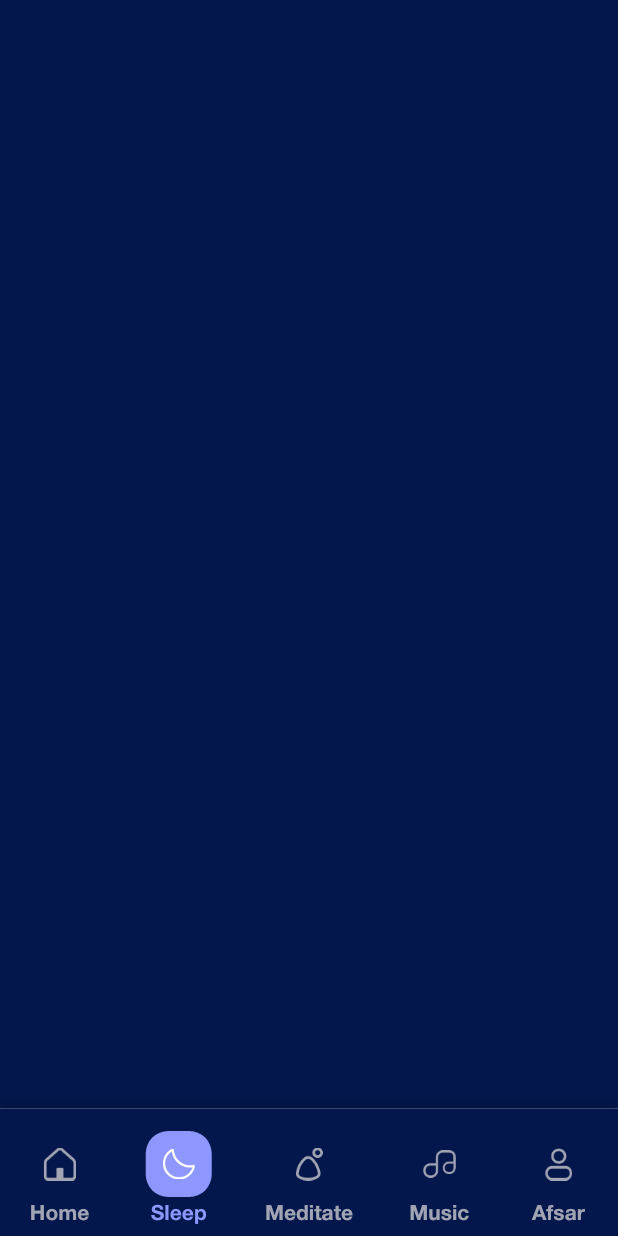
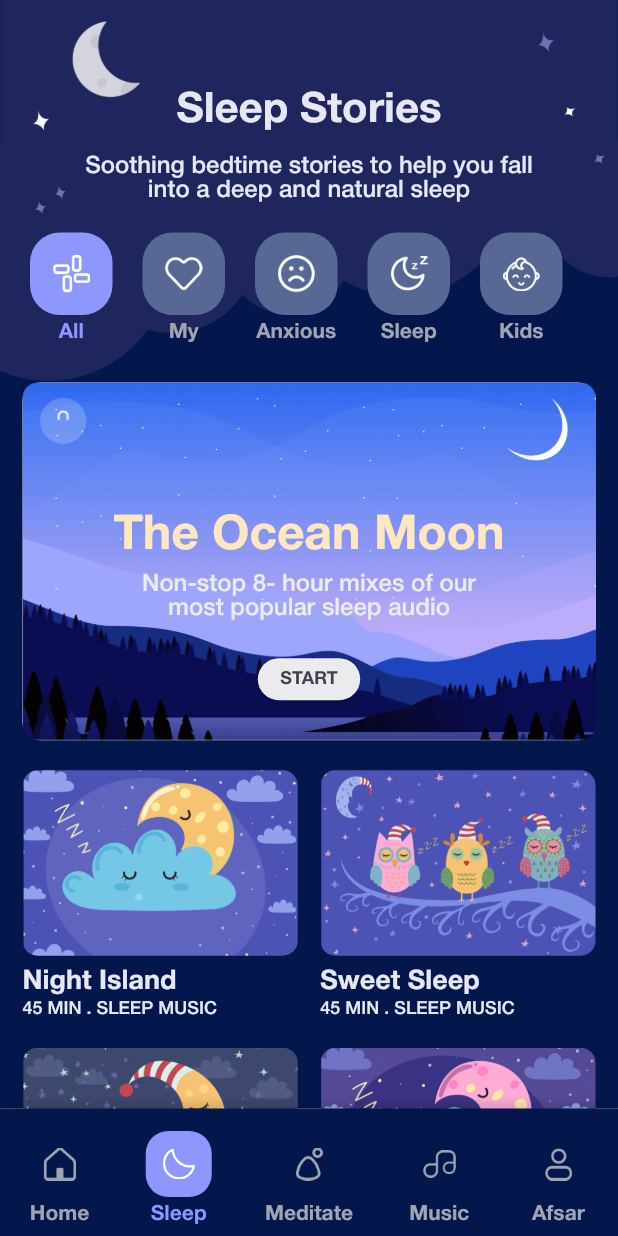
Before and after one commit to codeforany/beautiful_meditation_flutter, a Flutter app: the MainTabViewScreen screen opened directly, item 2 of the bottom bar chosen, on a phone screen of 412 x 824 dp. Run offline on Flutter 3.47's test engine with Material 3 defaults, Android fonts, the phone set to English and light mode, and no system bars.

Commit message:
sleep story ui tab

```diff
--- a/lib/screen/main_tabview/main_tabview_screen.dart
+++ b/lib/screen/main_tabview/main_tabview_screen.dart
@@ -4,6 +4,7 @@ import 'package:meditation/common_widget/tab_button.dart';
 import 'package:meditation/screen/home/home_screen.dart';
 import 'package:meditation/screen/meditate/meditate_screen.dart';
 import 'package:meditation/screen/music/music_screen.dart';
+import 'package:meditation/screen/sleep/sleep_screen.dart';
 
 class MainTabViewScreen extends StatefulWidget {
   const MainTabViewScreen({super.key});
@@ -37,7 +38,7 @@ class _MainTabViewScreenState extends State<MainTabViewScreen> with SingleTicker
         controller: controller,
         children: [
         const HomeScreen(),
-        Container(color:  TColor.sleep,),
+        const SleepScreen(),
         const MeditateScreen(),
         const MusicScreen(),
         Container( color: Colors.red, )
--- a/lib/screen/meditate/meditate_screen.dart
+++ b/lib/screen/meditate/meditate_screen.dart
@@ -83,6 +83,7 @@ class _MeditateScreenState extends State<MeditateScreen> {
                     return InkWell(
                       onTap: () {
                         selectIndex = index;
+                         setState(() {});
                       },
                       child: Column(children: [
                         Container(
--- /dev/null
+++ b/lib/screen/sleep/sleep_screen.dart
@@ -0,0 +1,303 @@
+import 'package:flutter/material.dart';
+import 'package:meditation/common/color_extension.dart';
+
+class SleepScreen extends StatefulWidget {
+  const SleepScreen({super.key});
+
+  @override
+  State<SleepScreen> createState() => _SleepScreenState();
+}
+
+class _SleepScreenState extends State<SleepScreen> {
+  int selectIndex = 0;
+  List catArr = [
+    {"icon": "assets/img/all.png", "title": "All"},
+    {"icon": "assets/img/fav_m.png", "title": "My"},
+    {"icon": "assets/img/anxious.png", "title": "Anxious"},
+    {"icon": "assets/img/sleep_btn.png", "title": "Sleep"},
+    {"icon": "assets/img/kids.png", "title": "Kids"},
+  ];
+
+  List listArr = [
+    {
+      "image": "assets/img/mu1.png",
+      "title": "Night Island",
+      "subtitle": "45 MIN . SLEEP MUSIC"
+    },
+    {
+      "image": "assets/img/mu2.png",
+      "title": "Sweet Sleep",
+      "subtitle": "45 MIN . SLEEP MUSIC"
+    },
+    {
+      "image": "assets/img/mu3.png",
+      "title": "Good Night",
+      "subtitle": "45 MIN . SLEEP MUSIC"
+    },
+    {
+      "image": "assets/img/mu4.png",
+      "title": "Moon Clouds",
+      "subtitle": "45 MIN . SLEEP MUSIC"
+    },
+    {
+      "image": "assets/img/mu2.png",
+      "title": "Night Island",
+      "subtitle": "45 MIN . SLEEP MUSIC"
+    },
+    {
+      "image": "assets/img/mu1.png",
+      "title": "Sweet Sleep",
+      "subtitle": "45 MIN . SLEEP MUSIC"
+    },
+    {
+      "image": "assets/img/mu4.png",
+      "title": "Good Night",
+      "subtitle": "45 MIN . SLEEP MUSIC"
+    },
+    {
+      "image": "assets/img/mu3.png",
+      "title": "Moon Clouds",
+      "subtitle": "45 MIN . SLEEP MUSIC"
+    },
+  ];
+
+  @override
+  Widget build(BuildContext context) {
+    return Scaffold(
+      backgroundColor: TColor.sleep,
+      body: SingleChildScrollView(
+        child: Column(
+          children: [
+            Stack(
+              alignment: Alignment.topCenter,
+              children: [
+                Image.asset(
+                  "assets/img/top_sleep.png",
+                  width: double.maxFinite,
+                  fit: BoxFit.fitWidth,
+                ),
+                Column(
+                  children: [
+                    const SizedBox(
+                      height: 60,
+                    ),
+                    Row(
+                      mainAxisAlignment: MainAxisAlignment.center,
+                      children: [
+                        Text(
+                          "Sleep Stories",
+                          maxLines: 1,
+                          style: TextStyle(
+                              color: TColor.sleepText,
+                              fontSize: 28,
+                              fontWeight: FontWeight.w700),
+                        ),
+                      ],
+                    ),
+                    const SizedBox(
+                      height: 15,
+                    ),
+                    Padding(
+                      padding: const EdgeInsets.symmetric(horizontal: 20),
+                      child: Text(
+                        "Soothing bedtime stories to help you fall\ninto a deep and natural sleep",
+                        textAlign: TextAlign.center,
+                        style: TextStyle(
+                          color: TColor.sleepText,
+                          fontSize: 16,
+                        ),
+                      ),
+                    ),
+                    SizedBox(
+                      height: 120,
+                      child: ListView.separated(
+                          padding: const EdgeInsets.symmetric(
+                              vertical: 20, horizontal: 20),
+                          scrollDirection: Axis.horizontal,
+                          itemBuilder: (context, index) {
+                            var cObj = catArr[index];
+                            return GestureDetector(
+                              onTap: () {
+                                selectIndex = index;
+                                setState(() {
+
+                                });
+                              },
+                              child: Column(children: [
+                                Container(
+                                  width: 55,
+                                  height: 55,
+                                  decoration: BoxDecoration(
+                                      color: selectIndex == index
+                                          ? TColor.primary
+                                          : const Color(0xff586894),
+                                      borderRadius: BorderRadius.circular(20)),
+                                  alignment: Alignment.center,
+                                  child: Image.asset(
+                                    cObj["icon"],
+                                    width: 25,
+                                    height: 25,
+                                    color: Colors.white,
+                                  ),
+                                ),
+                                const SizedBox(
+                                  height: 4,
+                                ),
+                                Text(
+                                  cObj["title"],
+                                  style: TextStyle(
+                                    color: selectIndex == index
+                                        ? TColor.primary
+                                        : TColor.secondaryText,
+                                    fontSize: 14,
+                                    fontWeight: FontWeight.w600,
+                                  ),
+                                )
+                              ]),
+                            );
+                          },
+                          separatorBuilder: (context, index) => const SizedBox(
+                                width: 20,
+                              ),
+                          itemCount: catArr.length),
+                    ),
+                    Container(
+                      margin: const EdgeInsets.symmetric(horizontal: 15),
+                      width: double.maxFinite,
+                      decoration: BoxDecoration(
+                        color: const Color(0xffF1DDCF),
+                        borderRadius: BorderRadius.circular(12),
+                      ),
+                      child: Stack(
+                        alignment: Alignment.center,
+                        children: [
+                          Image.asset(
+                            "assets/img/sleep_box.png",
+                            width: double.maxFinite,
+                            fit: BoxFit.fitWidth,
+                          ),
+                          Padding(
+                            padding: const EdgeInsets.symmetric(
+                                horizontal: 15, vertical: 15),
+                            child: Row(
+                              children: [
+                                Expanded(
+                                  child: Column(
+                                    mainAxisAlignment: MainAxisAlignment.center,
+                                    crossAxisAlignment:
+                                        CrossAxisAlignment.center,
+                                    children: [
+
+                                     const SizedBox(height: 60,),
+                                      const Text(
+                                        "The Ocean Moon",
+                                        style: TextStyle(
+                                          color: Color(0xffFFE7BF),
+                                          fontSize: 32,
+                                          fontWeight: FontWeight.w700,
+                                        ),
+                                      ),
+                                      const SizedBox(
+                                        height: 8,
+                                      ),
+                                      Text(
+                                        "Non-stop 8- hour mixes of our\nmost popular sleep audio",
+                                        textAlign: TextAlign.center,
+                                        style: TextStyle(
+                                          color: TColor.tertiary,
+                                          fontSize: 16,
+                                        ),
+                                      ),
+                                      const SizedBox(
+                                        height: 25,
+                                      ),
+
+                                       InkWell(
+                                        onTap: () {},
+                                        child: Container(
+                                          decoration: BoxDecoration(
+                                              color: TColor.tertiary,
+                                              borderRadius:
+                                                  BorderRadius.circular(20)),
+                                          padding: const EdgeInsets.symmetric(
+                                              vertical: 8, horizontal: 15),
+                                          child: Text(
+                                            "START",
+                                            style: TextStyle(
+                                              color: TColor.primaryText,
+                                              fontSize: 12,
+                                              fontWeight: FontWeight.w600,
+                                            ),
+                                          ),
+                                        ),
+                                      )
+                                    ],
+                                  ),
+                                ),
+
+                              ],
+                            ),
+                          )
+                        ],
+                      ),
+                    ),
+                  ],
+                )
+              ],
+            ),
+            GridView.builder(
+              physics: const NeverScrollableScrollPhysics(),
+              shrinkWrap: true,
+              padding: const EdgeInsets.symmetric(vertical: 20, horizontal: 15),
+              gridDelegate: const SliverGridDelegateWithFixedCrossAxisCount(
+                  crossAxisCount: 2,
+                  crossAxisSpacing: 15,
+                  mainAxisSpacing: 15,
+                  childAspectRatio: 1.08),
+              itemBuilder: (context, index) {
+                var cObj = listArr[index];
+                return Column(
+                  crossAxisAlignment: CrossAxisAlignment.start,
+                  children: [
+                    ClipRRect(
+                      borderRadius: BorderRadius.circular(10),
+                      child: Image.asset(
+                        cObj["image"],
+                        width: double.maxFinite,
+                        height: context.width * 0.3,
+                        fit: BoxFit.cover,
+                      ),
+                    ),
+                    const SizedBox(
+                      height: 8,
+                    ),
+                    Text(
+                      cObj["title"],
+                      maxLines: 1,
+                      style: TextStyle(
+                          color: TColor.sleepText,
+                          fontSize: 18,
+                          fontWeight: FontWeight.w700),
+                    ),
+                    const SizedBox(
+                      height: 4,
+                    ),
+                    Text(
+                      cObj["subtitle"],
+                      maxLines: 1,
+                      style: TextStyle(
+                        color: TColor.sleepText,
+                        fontSize: 12,
+                      ),
+                    ),
+                  ],
+                );
+              },
+              itemCount: listArr.length,
+            ),
+          ],
+        ),
+      ),
+    );
+  }
+}
```
Also changed, not shown: assets/img/sleep_box.png (added), assets/img/top_sleep.png (added).
